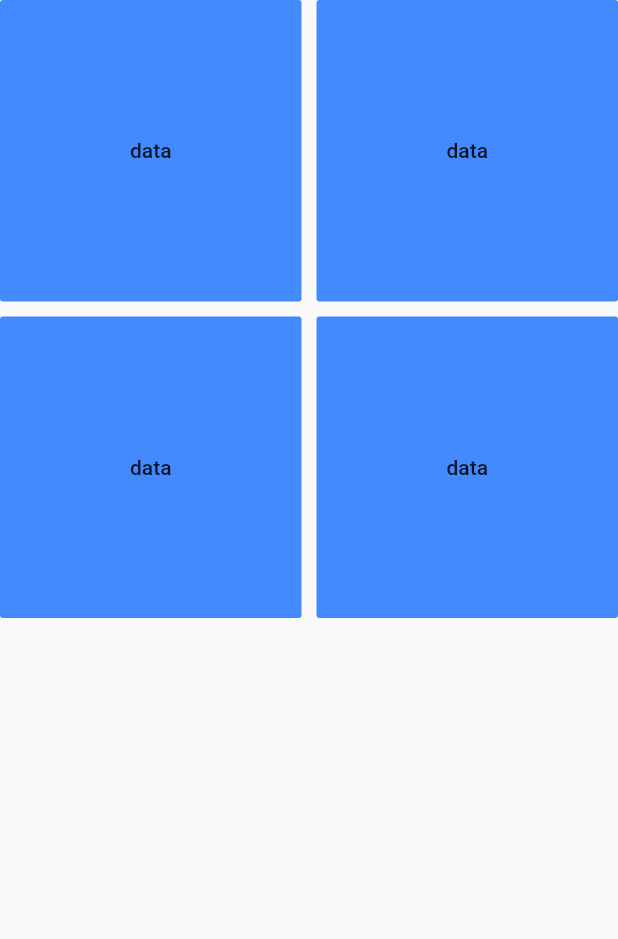
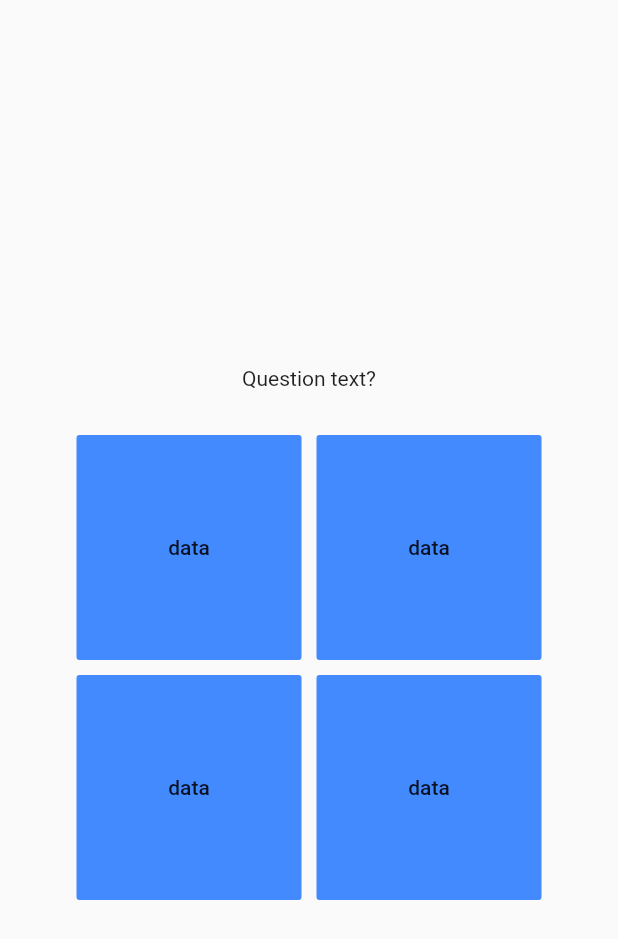
Before and after one commit to rykos/TestQuiz, a Flutter app: the screen it shows after launch, after a tap on "Play", on a phone screen of 412 x 824 dp. Shown: the top 939 px of the screen. Run offline on Flutter 3.47's test engine with Material 2 defaults, Android fonts, the phone set to English and light mode, and no system bars.

Commit message:
update QuizPage design

```diff
--- a/lib/main.dart
+++ b/lib/main.dart
@@ -1,7 +1,9 @@
 import 'package:flutter/material.dart';
+import 'package:flutter/services.dart';
 
 void main() {
   runApp(MyApp());
+  SystemChrome.setEnabledSystemUIOverlays([SystemUiOverlay.bottom]);
 }
 
 class MyApp extends StatelessWidget {
@@ -48,41 +50,56 @@ class QuizPage extends StatelessWidget {
   @override
   Widget build(BuildContext context) {
     return Scaffold(
-      body: Column(
-        mainAxisAlignment: MainAxisAlignment.center,
-        crossAxisAlignment: CrossAxisAlignment.center,
-        children: <Widget>[
-          new Expanded(
-            child: GridView.count(
-              crossAxisCount: 2,
-              mainAxisSpacing: 10,
-              crossAxisSpacing: 10,
+      body: Container(
+        child: Column(
+          mainAxisAlignment: MainAxisAlignment.center,
+          children: <Widget>[
+            QuizQuestion(),
+            Row(
+              mainAxisAlignment: MainAxisAlignment.center,
               children: <Widget>[
-                FlatButton(
-                  child: Text('data'),
-                  onPressed: () {},
-                  color: Colors.blueAccent,
-                ),
-                FlatButton(
-                  child: Text('data'),
-                  onPressed: () {},
-                  color: Colors.blueAccent,
-                ),
-                FlatButton(
-                  child: Text('data'),
-                  onPressed: () {},
-                  color: Colors.blueAccent,
-                ),
-                FlatButton(
-                  child: Text('data'),
-                  onPressed: () {},
-                  color: Colors.blueAccent,
-                ),
+                QuizAnswerButton(),
+                QuizAnswerButton(),
               ],
             ),
-          )
-        ],
+            Row(
+              mainAxisAlignment: MainAxisAlignment.center,
+              children: <Widget>[
+                QuizAnswerButton(),
+                QuizAnswerButton(),
+              ],
+            ),
+          ],
+        ),
       ),
     );
   }
 }
+
+class QuizQuestion extends StatelessWidget {
+  @override
+  Widget build(BuildContext context) {
+    return Container(
+      margin: EdgeInsets.all(25),
+      child: Text('Question text?'),
+    );
+  }
+}
+
+class QuizAnswerButton extends StatelessWidget {
+  @override
+  Widget build(BuildContext context) {
+    return Container(
+      margin: EdgeInsets.all(5),
+      child: ButtonTheme(
+        height: 150,
+        minWidth: 150,
+        child: FlatButton(
+          child: Text('data'),
+          onPressed: () {},
+          color: Colors.blueAccent,
+        ),
+      ),
+    );
+  }
+}
```
Also changed, not shown: 2 other files.
